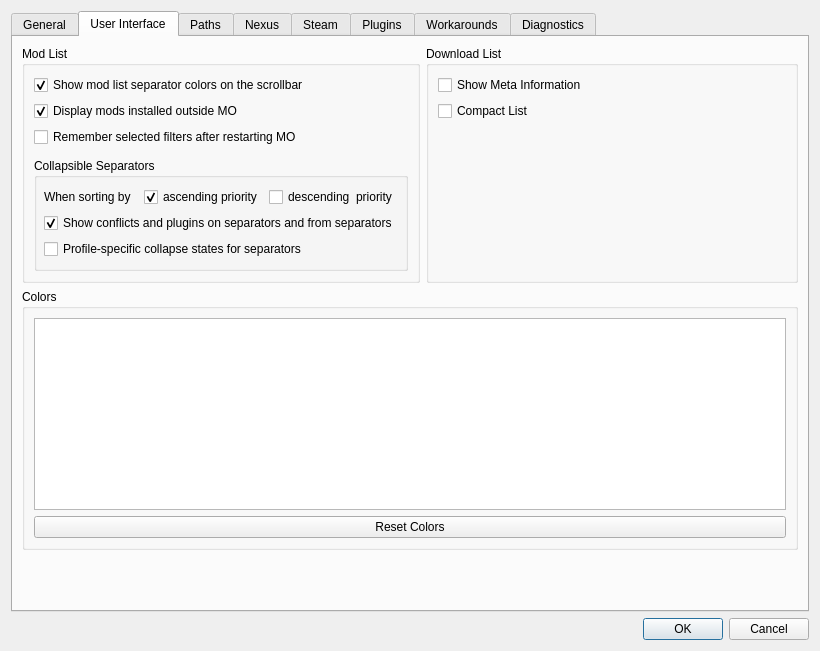
First picture: the form in modorganizer/src/settingsdialog.ui, repository Holt59/mo2-merge, before the edit.
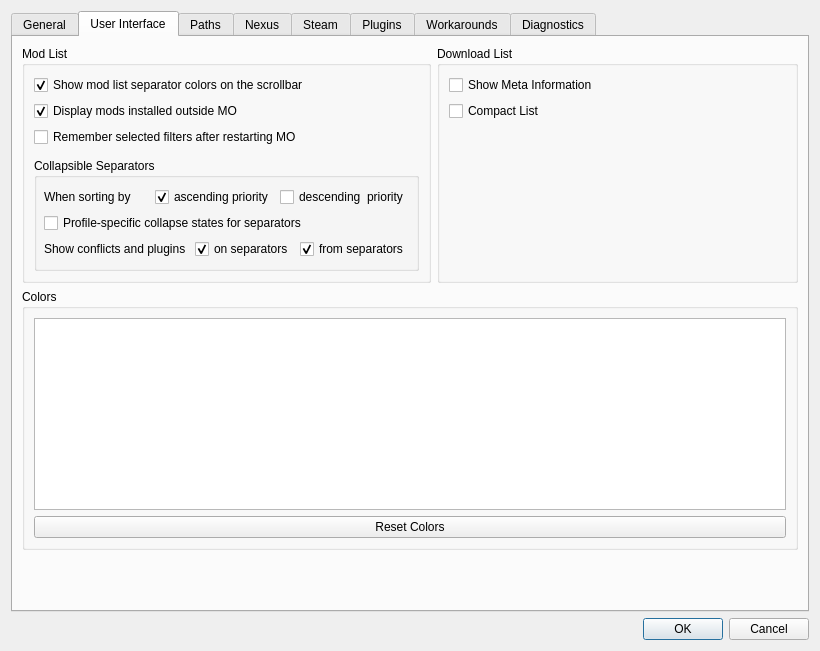
Second picture: the form after the edit. The open tabs and pages were chosen to show the change. Icons and pictures are not drawn. Custom widgets are drawn as their Qt base class.

Commit message: [modorganizer] Disable highlighting from/to separators separately.

Patch:
```diff
--- a/modorganizer/src/settingsdialog.ui
+++ b/modorganizer/src/settingsdialog.ui
@@ -367,7 +367,7 @@
                 </widget>
                </item>
                <item>
-                <widget class="QCheckBox" name="collapsibleSeparatorsConflictsBox">
+                <widget class="QCheckBox" name="collapsibleSeparatorsPerProfileBox">
                  <property name="toolTip">
                   <string>Display mod conflicts on and from separator when collapsed, and show plugins from collapsed separators.</string>
                  </property>
@@ -375,24 +375,65 @@
                   <string>Display mod conflicts on and from separator when collapsed, and show plugins from collapsed separators.</string>
                  </property>
                  <property name="text">
-                  <string>Show conflicts and plugins on separators and from separators</string>
-                 </property>
-                 <property name="checked">
-                  <bool>true</bool>
+                  <string>Profile-specific collapse states for separators</string>
                  </property>
                 </widget>
                </item>
                <item>
-                <widget class="QCheckBox" name="collapsibleSeparatorsPerProfileBox">
-                 <property name="toolTip">
-                  <string>Do not share the collapse/expanded state of separators between profiles.</string>
-                 </property>
-                 <property name="whatsThis">
-                  <string>Do not share the collapse/expanded state of separators between profiles.</string>
-                 </property>
-                 <property name="text">
-                  <string>Profile-specific collapse states for separators</string>
-                 </property>
+                <widget class="QWidget" name="widget_9" native="true">
+                 <layout class="QHBoxLayout" name="horizontalLayout_12">
+                  <property name="leftMargin">
+                   <number>0</number>
+                  </property>
+                  <property name="topMargin">
+                   <number>0</number>
+                  </property>
+                  <property name="rightMargin">
+                   <number>0</number>
+                  </property>
+                  <property name="bottomMargin">
+                   <number>0</number>
+                  </property>
+                  <item>
+                   <widget class="QLabel" name="label_34">
+                    <property name="text">
+                     <string>Show conflicts and plugins </string>
+                    </property>
+                   </widget>
+                  </item>
+                  <item>
+                   <widget class="QCheckBox" name="collapsibleSeparatorsHighlightToBox">
+                    <property name="toolTip">
+                     <string>Highlight collapsed separators based on conflicts and plugins from mods inside them.</string>
+                    </property>
+                    <property name="whatsThis">
+                     <string>Highlight collapsed separators based on conflicts and plugins from mods inside them.</string>
+                    </property>
+                    <property name="text">
+                     <string>on separators</string>
+                    </property>
+                    <property name="checked">
+                     <bool>true</bool>
+                    </property>
+                   </widget>
+                  </item>
+                  <item>
+                   <widget class="QCheckBox" name="collapsibleSeparatorsHighlightFromBox">
+                    <property name="toolTip">
+                     <string>When selecting a collapsed separator, highlight conflicting mods and plugins from mods inside the separator.</string>
+                    </property>
+                    <property name="whatsThis">
+                     <string>When selecting a collapsed separator, highlight conflicting mods and plugins from mods inside the separator.</string>
+                    </property>
+                    <property name="text">
+                     <string>from separators</string>
+                    </property>
+                    <property name="checked">
+                     <bool>true</bool>
+                    </property>
+                   </widget>
+                  </item>
+                 </layout>
                 </widget>
                </item>
               </layout>
```
Left out of the diff: 4 changed lines with no effect on the pictures. The commit also changes 4 other files.
